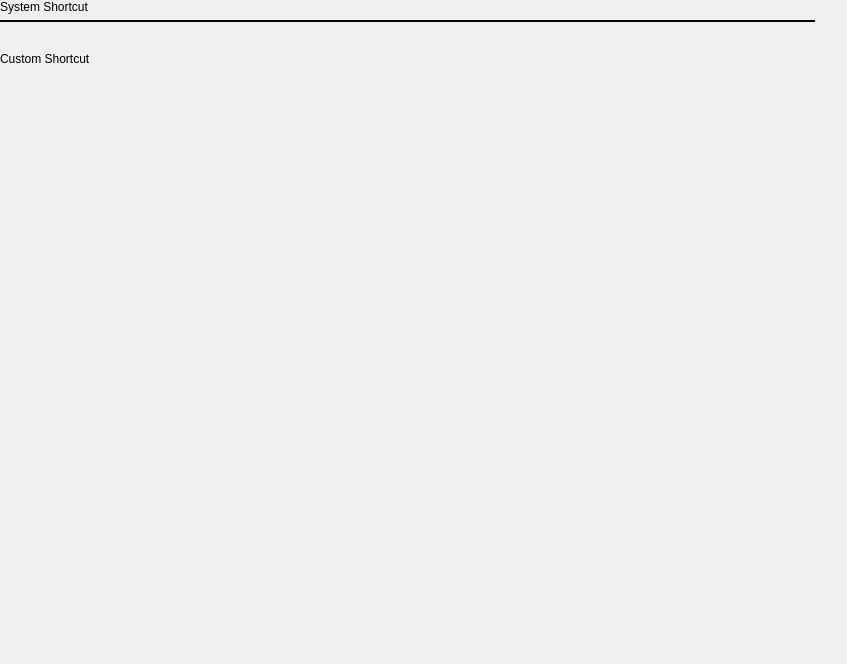
Above: plugins/devices/shortcut/shortcut.ui from ukui/ukui-control-center before the change. Below: the same form after it.
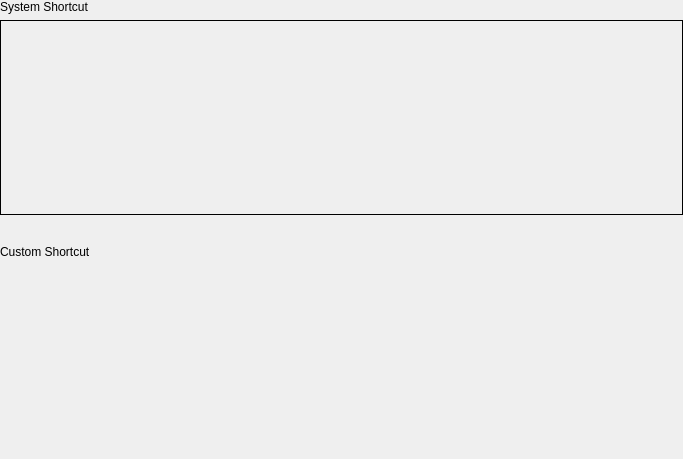
That is the form after the change. Custom widgets are drawn as their Qt base class.

Diff of the .ui file:
```diff
--- a/plugins/devices/shortcut/shortcut.ui
+++ b/plugins/devices/shortcut/shortcut.ui
@@ -6,8 +6,8 @@
    <rect>
     <x>0</x>
     <y>0</y>
-    <width>847</width>
-    <height>664</height>
+    <width>683</width>
+    <height>459</height>
    </rect>
   </property>
   <property name="minimumSize">
@@ -33,10 +33,10 @@
     <number>0</number>
    </property>
    <property name="rightMargin">
-    <number>32</number>
+    <number>0</number>
    </property>
    <property name="bottomMargin">
-    <number>16</number>
+    <number>0</number>
    </property>
    <item>
     <widget class="TitleLabel" name="systemLabel">
@@ -154,19 +154,6 @@
      </layout>
     </widget>
    </item>
-   <item>
-    <spacer name="verticalSpacer">
-     <property name="orientation">
-      <enum>Qt::Vertical</enum>
-     </property>
-     <property name="sizeHint" stdset="0">
-      <size>
-       <width>17</width>
-       <height>231</height>
-      </size>
-     </property>
-    </spacer>
-   </item>
   </layout>
  </widget>
  <customwidgets>
```
